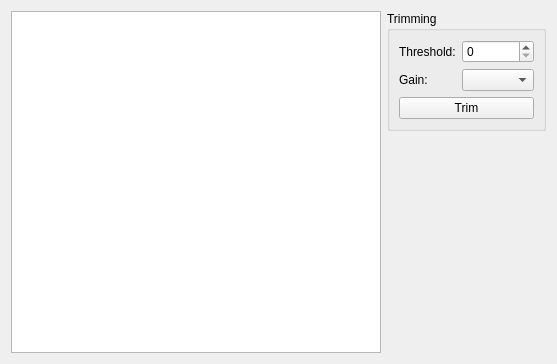
Old version of the form cct/qtgui2/devices/pilatus/pilatus.ui in the repository awacha/cct.
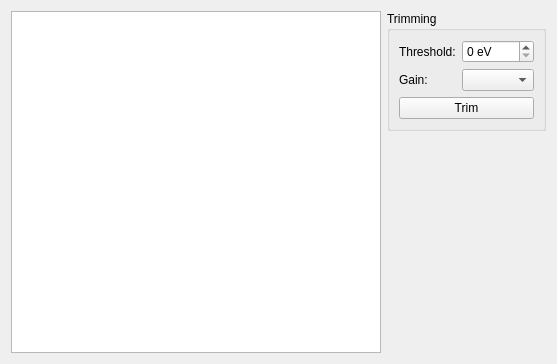
New version of the form. Icons and pictures are not drawn.

What changed in the file:
```diff
--- a/cct/qtgui2/devices/pilatus/pilatus.ui
+++ b/cct/qtgui2/devices/pilatus/pilatus.ui
@@ -37,7 +37,11 @@
          </widget>
         </item>
         <item row="0" column="1">
-         <widget class="QSpinBox" name="spinBox"/>
+         <widget class="QSpinBox" name="thresholdSpinBox">
+          <property name="suffix">
+           <string> eV</string>
+          </property>
+         </widget>
         </item>
         <item row="1" column="0">
          <widget class="QLabel" name="label_2">
```
Left out of the diff: 4 changed lines with no effect on the pictures.
